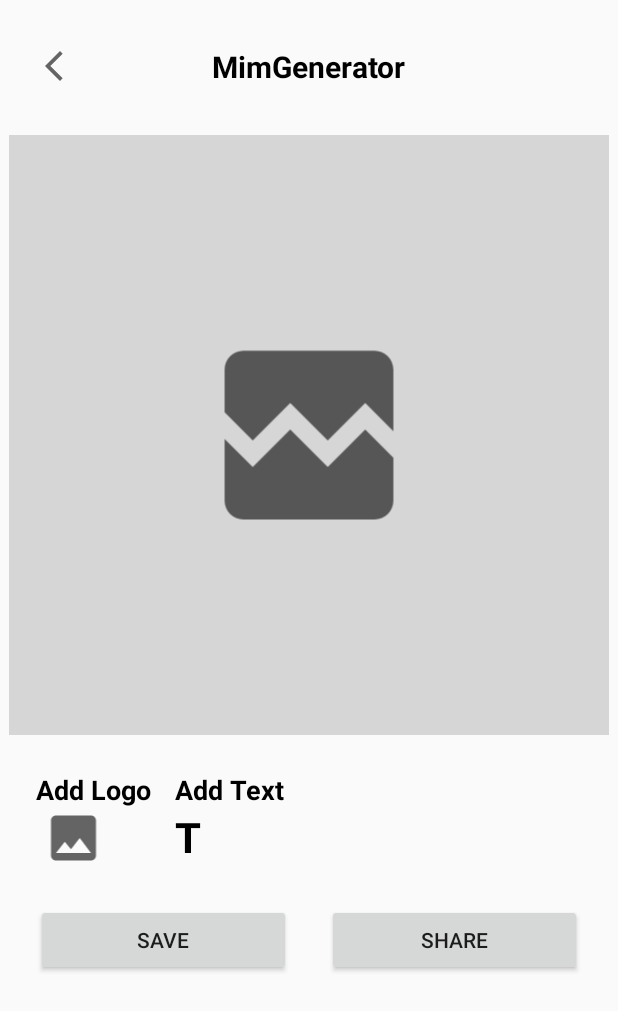
After one commit to darrenthiores/MimGenerator, an Android app: the DetailFragment screen opened through its navigation route, on a phone screen of 412 x 824 dp. The commit adds this screen. Shown: the top 1011 px of the screen. Run offline under Robolectric (Android 15) with nearby library versions, the phone set to English and light mode, and no system bars; libraries missing offline, so code that uses them is left out: com.github.dhaval2404.imagepicker, com.watermark.androidwm_light; network calls fail; pictures from the network do not load.

Commit message:
Finishing project

```diff
--- a/app/src/main/AndroidManifest.xml
+++ b/app/src/main/AndroidManifest.xml
@@ -3,19 +3,21 @@
     package="com.darrenthiores.mimgenerator">
 
     <uses-permission android:name="android.permission.INTERNET"/>
+    <uses-permission android:name="android.permission.WRITE_EXTERNAL_STORAGE"/>
 
     <application
+        android:name=".MyApplication"
         android:allowBackup="true"
         android:icon="@mipmap/ic_launcher"
         android:label="@string/app_name"
         android:roundIcon="@mipmap/ic_launcher_round"
         android:networkSecurityConfig="@xml/network_security_config"
-        android:name=".MyApplication"
         android:supportsRtl="true"
         android:theme="@style/Theme.MimGenerator">
         <activity
             android:name=".MainActivity"
-            android:exported="true">
+            android:exported="true"
+            android:theme="@style/Theme.AppCompat.Light.NoActionBar">
             <intent-filter>
                 <action android:name="android.intent.action.MAIN" />
 
--- a/app/src/main/java/com/darrenthiores/mimgenerator/MainActivity.kt
+++ b/app/src/main/java/com/darrenthiores/mimgenerator/MainActivity.kt
@@ -2,6 +2,7 @@ package com.darrenthiores.mimgenerator
 
 import androidx.appcompat.app.AppCompatActivity
 import android.os.Bundle
+import androidx.navigation.findNavController
 import com.darrenthiores.mimgenerator.databinding.ActivityMainBinding
 
 class MainActivity : AppCompatActivity() {
--- a/app/src/main/java/com/darrenthiores/mimgenerator/MyApplication.kt
+++ b/app/src/main/java/com/darrenthiores/mimgenerator/MyApplication.kt
@@ -5,7 +5,6 @@ import com.darrenthiores.core.di.networkModule
 import com.darrenthiores.core.di.repositoryModule
 import com.darrenthiores.mimgenerator.di.useCaseModule
 import com.darrenthiores.mimgenerator.di.viewModelModule
-import org.koin.android.ext.koin.androidContext
 import org.koin.android.ext.koin.androidLogger
 import org.koin.core.context.startKoin
 import org.koin.core.logger.Level
@@ -24,7 +23,6 @@ open class MyApplication : Application() {
         startKoin {
 
             androidLogger(Level.NONE)
-            androidContext(this@MyApplication)
             modules(
                 listOf(
                     networkModule,
--- /dev/null
+++ b/app/src/main/java/com/darrenthiores/mimgenerator/detail/DetailFragment.kt
@@ -0,0 +1,206 @@
+package com.darrenthiores.mimgenerator.detail
+
+import android.app.Activity
+import android.content.Intent
+import android.graphics.Bitmap
+import android.graphics.Color
+import android.os.Bundle
+import androidx.fragment.app.Fragment
+import android.view.LayoutInflater
+import android.view.View
+import android.view.ViewGroup
+import com.bumptech.glide.Glide
+import com.bumptech.glide.request.RequestOptions
+import com.darrenthiores.core.utils.Constant
+import com.github.dhaval2404.imagepicker.ImagePicker
+import com.darrenthiores.mimgenerator.databinding.FragmentDetailBinding
+import com.watermark.androidwm_light.WatermarkBuilder
+import com.watermark.androidwm_light.bean.WatermarkText
+import java.util.*
+import android.provider.MediaStore
+import com.watermark.androidwm_light.bean.WatermarkImage
+
+
+class DetailFragment : Fragment() {
+
+    private var _binding:FragmentDetailBinding? = null
+    private val binding get() = _binding
+    private var watermarkImage:Bitmap? = null
+
+    override fun onCreateView(
+        inflater: LayoutInflater, container: ViewGroup?,
+        savedInstanceState: Bundle?
+    ): View? {
+
+        _binding = FragmentDetailBinding.inflate(inflater, container, false)
+
+        return binding?.root
+
+    }
+
+    override fun onViewCreated(view: View, savedInstanceState: Bundle?) {
+        super.onViewCreated(view, savedInstanceState)
+
+        val url = DetailFragmentArgs.fromBundle(arguments as Bundle).url
+        var state = false
+
+        binding?.apply {
+
+            btBack.setOnClickListener { requireActivity().onBackPressed() }
+
+            Glide.with(this@DetailFragment)
+                .load(url)
+                .apply(
+                    RequestOptions.placeholderOf(com.darrenthiores.core.R.drawable.ic_loading)
+                        .error(com.darrenthiores.core.R.drawable.ic_error)
+                )
+                .into(ivDetail)
+
+            btAddLogo.setOnClickListener {
+
+                ImagePicker.with(this@DetailFragment)
+                    .start(Constant.REQUEST_FOR_PICTURE)
+
+            }
+
+            btAddText.setOnClickListener {
+
+                state = !state
+                showAddText(state)
+
+            }
+
+            btEnter.setOnClickListener {
+
+                val watermarkText: WatermarkText = WatermarkText(edText)
+                    .setPositionX(0.5)
+                    .setPositionY(0.1)
+                    .setTextColor(Color.WHITE)
+                    .setTextShadow(0.1f, 5f, 5f, Color.BLACK)
+                    .setTextAlpha(150)
+                    .setTextSize(20.0)
+
+                val textWaterMark = WatermarkBuilder
+                    .create(requireContext(), ivDetail)
+                    .loadWatermarkText(watermarkText)
+                    .watermark
+
+                textWaterMark.setToImageView(ivDetail)
+                watermarkImage = textWaterMark.outputImage
+
+                edText.setText("")
+                state = false
+                showAddText(state)
+
+            }
+
+            btSave.setOnClickListener {
+
+                if(watermarkImage!=null){
+
+                    MediaStore.Images.Media.insertImage(
+                        requireActivity().contentResolver,
+                        watermarkImage,
+                        "${UUID.randomUUID()}",
+                        "image-${UUID.randomUUID()}"
+                    )
+
+                }
+
+            }
+
+            btShare.setOnClickListener {
+
+                editImage.visibility = View.GONE
+                button.visibility = View.GONE
+                state = false
+                showAddText(state)
+                shareButton.visibility = View.VISIBLE
+
+            }
+
+            btCancel.setOnClickListener {
+
+                editImage.visibility = View.VISIBLE
+                button.visibility = View.VISIBLE
+                shareButton.visibility = View.GONE
+
+            }
+
+            btFb.setOnClickListener {
+
+                val intent = Intent()
+
+                intent.putExtra(Intent.EXTRA_STREAM, watermarkImage)
+                intent.type = "image/jpeg"
+                intent.setPackage("com.facebook.katana")
+
+                startActivity(intent)
+
+            }
+
+            btTwitter.setOnClickListener {
+
+                val intent = Intent()
+
+                intent.putExtra(Intent.EXTRA_STREAM, watermarkImage)
+                intent.type = "image/jpeg"
+                intent.setPackage("com.twitter.android")
+
+                startActivity(intent)
+
+            }
+
+        }
+
+    }
+
+    override fun onActivityResult(requestCode: Int, resultCode: Int, data: Intent?) {
+        super.onActivityResult(requestCode, resultCode, data)
+        if(requestCode == Constant.REQUEST_FOR_PICTURE && resultCode == Activity.RESULT_OK){
+
+            val watermark : Bitmap = MediaStore.Images.Media.getBitmap(requireActivity().contentResolver, data?.data)
+            val imageWaterMark = WatermarkImage(watermark)
+                .setPositionX(0.05)
+                .setPositionY(0.05)
+                .setSize(0.25)
+                .setImageAlpha(150)
+
+            val builder = WatermarkBuilder
+                .create(requireContext(), binding!!.ivDetail)
+                .loadWatermarkImage(imageWaterMark)
+                .watermark
+
+            builder.setToImageView(binding!!.ivDetail)
+            watermarkImage = builder.outputImage
+
+        }
+
+    }
+
+    private fun showAddText(state:Boolean){
+
+        binding?.apply {
+
+            if(state){
+
+                edText.visibility = View.VISIBLE
+                btEnter.visibility = View.VISIBLE
+
+            } else {
+
+                edText.visibility = View.GONE
+                btEnter.visibility = View.GONE
+
+            }
+
+        }
+
+    }
+
+    override fun onDestroy() {
+        super.onDestroy()
+        _binding = null
+    }
+
+}
--- a/app/src/main/java/com/darrenthiores/mimgenerator/main/MainFragment.kt
+++ b/app/src/main/java/com/darrenthiores/mimgenerator/main/MainFragment.kt
@@ -5,10 +5,10 @@ import androidx.fragment.app.Fragment
 import android.view.LayoutInflater
 import android.view.View
 import android.view.ViewGroup
+import androidx.navigation.fragment.findNavController
 import androidx.recyclerview.widget.GridLayoutManager
 import com.darrenthiores.core.model.presenter.Image
 import com.darrenthiores.core.ui.MainAdapter
-import com.darrenthiores.mimgenerator.R
 import com.darrenthiores.mimgenerator.databinding.FragmentMainBinding
 import org.koin.android.ext.android.inject
 
@@ -57,7 +57,10 @@ class MainFragment : Fragment() {
 
     private fun onClick(image: Image){
 
+        val toDetail = MainFragmentDirections.actionMainFragmentToDetailFragment()
+        toDetail.url = image.image
 
+        findNavController().navigate(toDetail)
 
     }
 
--- /dev/null
+++ b/app/src/main/res/drawable/ic_baseline_arrow_back_ios_new_24.xml
@@ -0,0 +1,10 @@
+<vector xmlns:android="http://schemas.android.com/apk/res/android"
+    android:width="24dp"
+    android:height="24dp"
+    android:viewportWidth="24"
+    android:viewportHeight="24"
+    android:tint="?attr/colorControlNormal">
+  <path
+      android:fillColor="@android:color/white"
+      android:pathData="M17.77,3.77l-1.77,-1.77l-10,10l10,10l1.77,-1.77l-8.23,-8.23z"/>
+</vector>
--- /dev/null
+++ b/app/src/main/res/drawable/ic_baseline_image_24.xml
@@ -0,0 +1,10 @@
+<vector xmlns:android="http://schemas.android.com/apk/res/android"
+    android:width="24dp"
+    android:height="24dp"
+    android:viewportWidth="24"
+    android:viewportHeight="24"
+    android:tint="?attr/colorControlNormal">
+  <path
+      android:fillColor="@android:color/white"
+      android:pathData="M21,19V5c0,-1.1 -0.9,-2 -2,-2H5c-1.1,0 -2,0.9 -2,2v14c0,1.1 0.9,2 2,2h14c1.1,0 2,-0.9 2,-2zM8.5,13.5l2.5,3.01L14.5,12l4.5,6H5l3.5,-4.5z"/>
+</vector>
--- a/app/src/main/res/layout/activity_main.xml
+++ b/app/src/main/res/layout/activity_main.xml
@@ -2,20 +2,21 @@
 <androidx.constraintlayout.widget.ConstraintLayout xmlns:android="http://schemas.android.com/apk/res/android"
     xmlns:app="http://schemas.android.com/apk/res-auto"
     xmlns:tools="http://schemas.android.com/tools"
+    android:id="@+id/container"
     android:layout_width="match_parent"
     android:layout_height="match_parent"
     tools:context=".MainActivity">
 
-    <fragment
+    <androidx.fragment.app.FragmentContainerView
         android:id="@+id/nav_host_fragment_activity_main_nav"
         android:name="androidx.navigation.fragment.NavHostFragment"
         android:layout_width="0dp"
         android:layout_height="0dp"
-        app:defaultNavHost="true"
         app:layout_constraintBottom_toBottomOf="parent"
         app:layout_constraintLeft_toLeftOf="parent"
         app:layout_constraintRight_toRightOf="parent"
         app:layout_constraintTop_toTopOf="parent"
-        app:navGraph="@navigation/mobile_navigation" />
+        app:navGraph="@navigation/mobile_navigation"
+        app:defaultNavHost="true"/>
 
 </androidx.constraintlayout.widget.ConstraintLayout>
--- /dev/null
+++ b/app/src/main/res/layout/fragment_detail.xml
@@ -0,0 +1,200 @@
+<?xml version="1.0" encoding="utf-8"?>
+<ScrollView
+    xmlns:android="http://schemas.android.com/apk/res/android"
+    xmlns:tools="http://schemas.android.com/tools"
+    android:layout_width="match_parent"
+    android:layout_height="match_parent"
+    xmlns:app="http://schemas.android.com/apk/res-auto"
+    tools:context=".detail.DetailFragment">
+
+    <androidx.constraintlayout.widget.ConstraintLayout
+        android:layout_width="match_parent"
+        android:layout_height="wrap_content">
+
+        <ImageButton
+            android:id="@+id/bt_back"
+            android:layout_width="wrap_content"
+            android:layout_height="wrap_content"
+            android:layout_marginStart="24dp"
+            android:layout_marginTop="32dp"
+            android:background="@drawable/ic_baseline_arrow_back_ios_new_24"
+            app:layout_constraintStart_toStartOf="parent"
+            app:layout_constraintTop_toTopOf="parent" />
+
+        <TextView
+            android:id="@+id/tv_signUp"
+            android:layout_width="wrap_content"
+            android:layout_height="wrap_content"
+            android:text="MimGenerator"
+            android:textColor="@color/black"
+            android:textSize="20sp"
+            android:textStyle="bold"
+            app:layout_constraintBottom_toBottomOf="@+id/bt_back"
+            app:layout_constraintEnd_toEndOf="parent"
+            app:layout_constraintStart_toStartOf="parent"
+            app:layout_constraintTop_toTopOf="@+id/bt_back" />
+
+        <ImageView
+            android:id="@+id/iv_detail"
+            android:layout_width="400dp"
+            android:layout_height="400dp"
+            android:layout_marginTop="32dp"
+            android:src="@drawable/test_item"
+            app:layout_constraintEnd_toEndOf="parent"
+            app:layout_constraintStart_toStartOf="parent"
+            app:layout_constraintTop_toBottomOf="@+id/tv_signUp" />
+
+        <EditText
+            android:id="@+id/ed_text"
+            android:layout_width="0dp"
+            android:layout_height="wrap_content"
+            android:layout_marginTop="24dp"
+            android:layout_marginEnd="16dp"
+            android:visibility="gone"
+            app:layout_constraintEnd_toStartOf="@+id/bt_enter"
+            app:layout_constraintStart_toStartOf="@+id/iv_detail"
+            app:layout_constraintTop_toBottomOf="@+id/iv_detail" />
+
+        <Button
+            android:id="@+id/bt_enter"
+            android:layout_width="0dp"
+            android:layout_height="wrap_content"
+            android:text="Enter"
+            android:visibility="gone"
+            app:layout_constraintEnd_toEndOf="@+id/iv_detail"
+            app:layout_constraintTop_toTopOf="@+id/ed_text" />
+
+        <LinearLayout
+            android:id="@+id/editImage"
+            android:layout_width="wrap_content"
+            android:layout_height="wrap_content"
+            android:layout_marginTop="24dp"
+            android:orientation="horizontal"
+            app:layout_constraintStart_toStartOf="@+id/bt_back"
+            app:layout_constraintTop_toBottomOf="@+id/ed_text">
+
+            <androidx.constraintlayout.widget.ConstraintLayout
+                android:id="@+id/bt_addLogo"
+                android:layout_width="wrap_content"
+                android:layout_height="wrap_content">
+
+                <TextView
+                    android:id="@+id/tv_addLogo"
+                    android:layout_width="wrap_content"
+                    android:layout_height="wrap_content"
+                    android:text="Add Logo"
+                    android:textColor="@color/black"
+                    android:textSize="18sp"
+                    android:textStyle="bold"
+                    app:layout_constraintStart_toStartOf="parent"
+                    app:layout_constraintTop_toTopOf="parent" />
+
+                <ImageView
+                    android:id="@+id/icon_addLogo"
+                    android:layout_width="50dp"
+                    android:layout_height="40dp"
+                    android:src="@drawable/ic_baseline_image_24"
+                    app:layout_constraintStart_toStartOf="@+id/tv_addLogo"
+                    app:layout_constraintTop_toBottomOf="@+id/tv_addLogo" />
+
+            </androidx.constraintlayout.widget.ConstraintLayout>
+
+            <androidx.constraintlayout.widget.ConstraintLayout
+                android:id="@+id/bt_addText"
+                android:layout_width="wrap_content"
+                android:layout_height="wrap_content"
+                android:layout_marginStart="16dp">
+
+                <TextView
+                    android:id="@+id/tv_addText"
+                    android:layout_width="wrap_content"
+                    android:layout_height="wrap_content"
+                    android:text="Add Text"
+                    android:textColor="@color/black"
+                    android:textSize="18sp"
+                    android:textStyle="bold"
+                    app:layout_constraintStart_toStartOf="parent"
+                    app:layout_constraintTop_toTopOf="parent" />
+
+                <TextView
+                    android:id="@+id/icon_addText"
+                    android:layout_width="wrap_content"
+                    android:layout_height="wrap_content"
+                    android:text="T"
+                    android:textColor="@color/black"
+                    android:textSize="28sp"
+                    android:textStyle="bold"
+                    app:layout_constraintStart_toStartOf="@+id/tv_addText"
+                    app:layout_constraintTop_toBottomOf="@+id/tv_addText" />
+
+            </androidx.constraintlayout.widget.ConstraintLayout>
+
+        </LinearLayout>
+
+        <LinearLayout
+            android:id="@+id/button"
+            android:layout_width="match_parent"
+            android:layout_height="wrap_content"
+            android:layout_marginTop="24dp"
+            android:orientation="horizontal"
+            app:layout_constraintTop_toBottomOf="@+id/editImage">
+
+            <Button
+                android:id="@+id/bt_save"
+                android:layout_width="match_parent"
+                android:layout_height="wrap_content"
+                android:layout_marginStart="24dp"
+                android:layout_marginEnd="12dp"
+                android:layout_weight="0.5"
+                android:text="Save" />
+
+            <Button
+                android:id="@+id/bt_share"
+                android:layout_width="match_parent"
+                android:layout_height="wrap_content"
+                android:layout_marginStart="12dp"
+                android:layout_marginEnd="24dp"
+                android:layout_weight="0.5"
+                android:text="Share" />
+
+        </LinearLayout>
+
+        <LinearLayout
+            android:id="@+id/shareButton"
+            android:layout_width="match_parent"
+            android:layout_height="wrap_content"
+            android:layout_marginTop="24dp"
+            android:orientation="vertical"
+            android:visibility="gone"
+            app:layout_constraintTop_toBottomOf="@+id/iv_detail">
+
+            <Button
+                android:id="@+id/bt_fb"
+                android:layout_width="match_parent"
+                android:layout_height="wrap_content"
+                android:layout_marginStart="24dp"
+                android:layout_marginEnd="24dp"
+                android:text="Share to FB" />
+
+            <Button
+                android:id="@+id/bt_twitter"
+                android:layout_width="match_parent"
+                android:layout_height="wrap_content"
+                android:layout_marginStart="24dp"
+                android:layout_marginEnd="24dp"
+                android:text="Share to Twitter" />
+
+            <Button
+                android:id="@+id/bt_cancel"
+                android:layout_width="match_parent"
+                android:layout_height="wrap_content"
+                android:layout_marginStart="24dp"
+                android:layout_marginEnd="24dp"
+                android:backgroundTint="#ED3838"
+                android:text="Cancel" />
+
+        </LinearLayout>
+
+    </androidx.constraintlayout.widget.ConstraintLayout>
+
+</ScrollView>
--- a/app/src/main/res/navigation/mobile_navigation.xml
+++ b/app/src/main/res/navigation/mobile_navigation.xml
@@ -9,5 +9,19 @@
         android:id="@+id/mainFragment"
         android:name="com.darrenthiores.mimgenerator.main.MainFragment"
         android:label="fragment_main"
-        tools:layout="@layout/fragment_main" />
+        tools:layout="@layout/fragment_main" >
+        <action
+            android:id="@+id/action_mainFragment_to_detailFragment"
+            app:destination="@id/detailFragment" />
+    </fragment>
+    <fragment
+        android:id="@+id/detailFragment"
+        android:name="com.darrenthiores.mimgenerator.detail.DetailFragment"
+        android:label="fragment_detail"
+        tools:layout="@layout/fragment_detail" >
+        <argument
+            android:name="url"
+            app:argType="string"
+            android:defaultValue="null" />
+    </fragment>
 </navigation>
--- a/build.gradle
+++ b/build.gradle
@@ -18,6 +18,7 @@ buildscript {
     repositories {
         google()
         mavenCentral()
+        maven { url "https://jitpack.io" }
     }
     dependencies {
         classpath "com.android.tools.build:gradle:7.0.3"
--- a/core/src/main/java/com/darrenthiores/core/domain/ImageInteractor.kt
+++ b/core/src/main/java/com/darrenthiores/core/domain/ImageInteractor.kt
@@ -1,10 +1,10 @@
 package com.darrenthiores.core.domain
 
-import com.darrenthiores.core.data.repository.ImageRepository
+import com.darrenthiores.core.data.repository.IImageRepository
 import com.darrenthiores.core.model.domain.ImageDomain
 import kotlinx.coroutines.flow.Flow
 
-class ImageInteractor(private val imageRepository: ImageRepository) : ImageUseCase {
+class ImageInteractor(private val imageRepository: IImageRepository) : ImageUseCase {
 
     override suspend fun getImages(): Flow<List<ImageDomain>> = imageRepository.getImages()
 
--- /dev/null
+++ b/core/src/main/java/com/darrenthiores/core/utils/Constant.kt
@@ -0,0 +1,7 @@
+package com.darrenthiores.core.utils
+
+object Constant {
+
+    const val REQUEST_FOR_PICTURE = 19
+
+}
--- a/settings.gradle
+++ b/settings.gradle
@@ -4,6 +4,7 @@ dependencyResolutionManagement {
         google()
         mavenCentral()
         jcenter() // Warning: this repository is going to shut down soon
+        maven { url "https://jitpack.io" }
     }
 }
 rootProject.name = "MimGenerator"
```
Also changed, not shown: app/build.gradle (+9 -0 lines).
